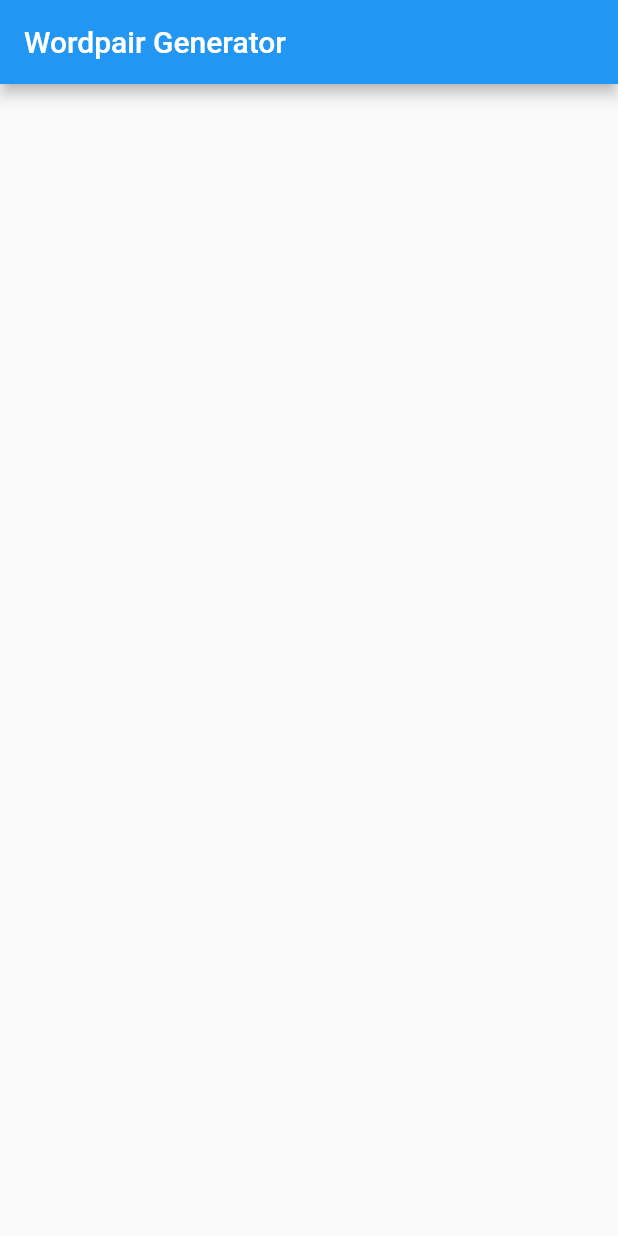
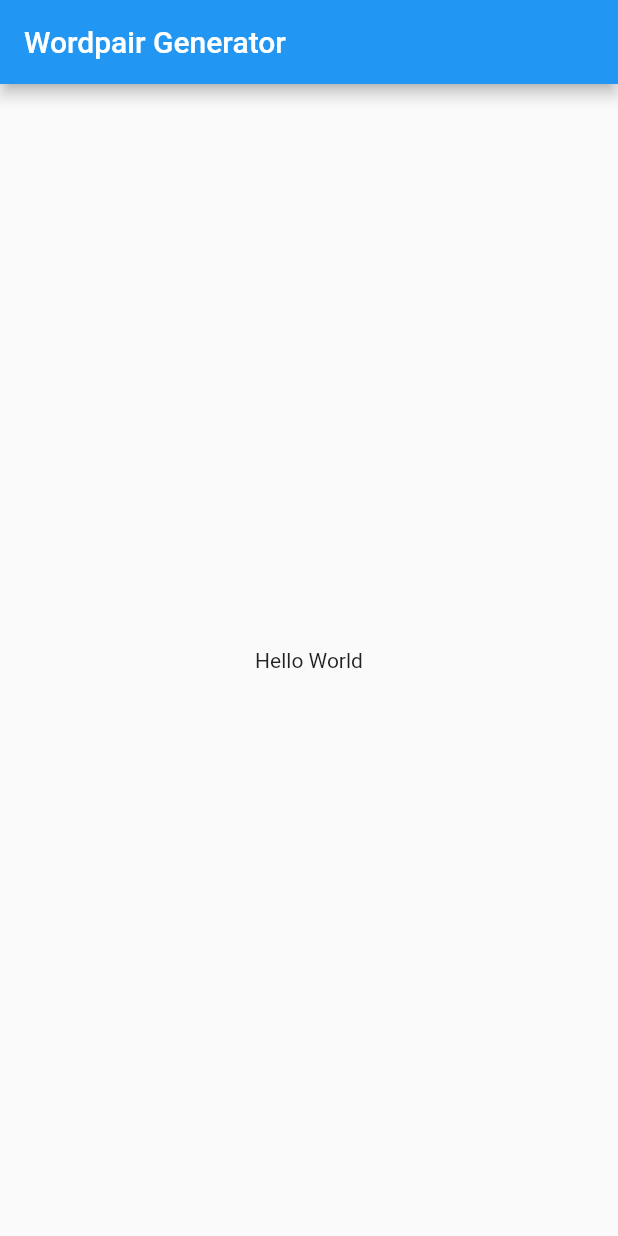
Before and after one commit to fsampson30/flutter_first_app, a Flutter app: the screen it shows after launch, on a phone screen of 412 x 824 dp. Run offline on Flutter 3.47's test engine with Material 2 defaults, Android fonts, the phone set to English and light mode, and no system bars.

Commit message:
First Hello World created.

```diff
--- a/lib/main.dart
+++ b/lib/main.dart
@@ -10,7 +10,7 @@ class MyApp extends StatelessWidget {
       home: Scaffold(
         appBar: AppBar(
           title: Text('Wordpair Generator'),
-        ),
+        ), body: (Center(child: Text('Hello World'),)),
       ),
     );
   }
```
